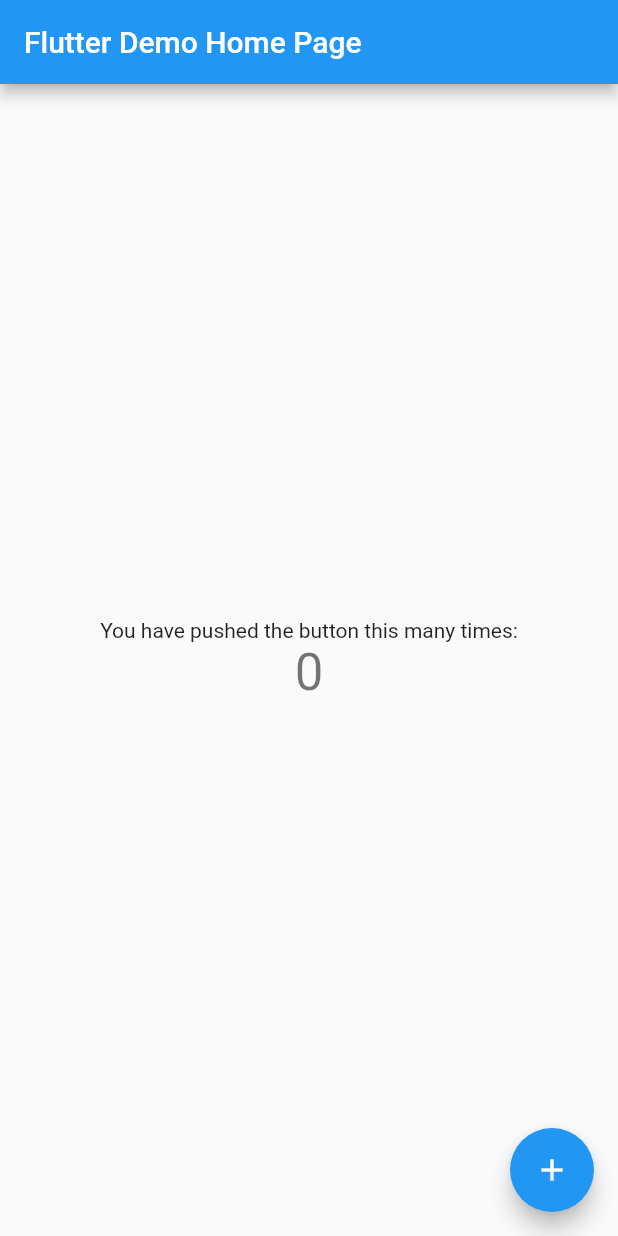
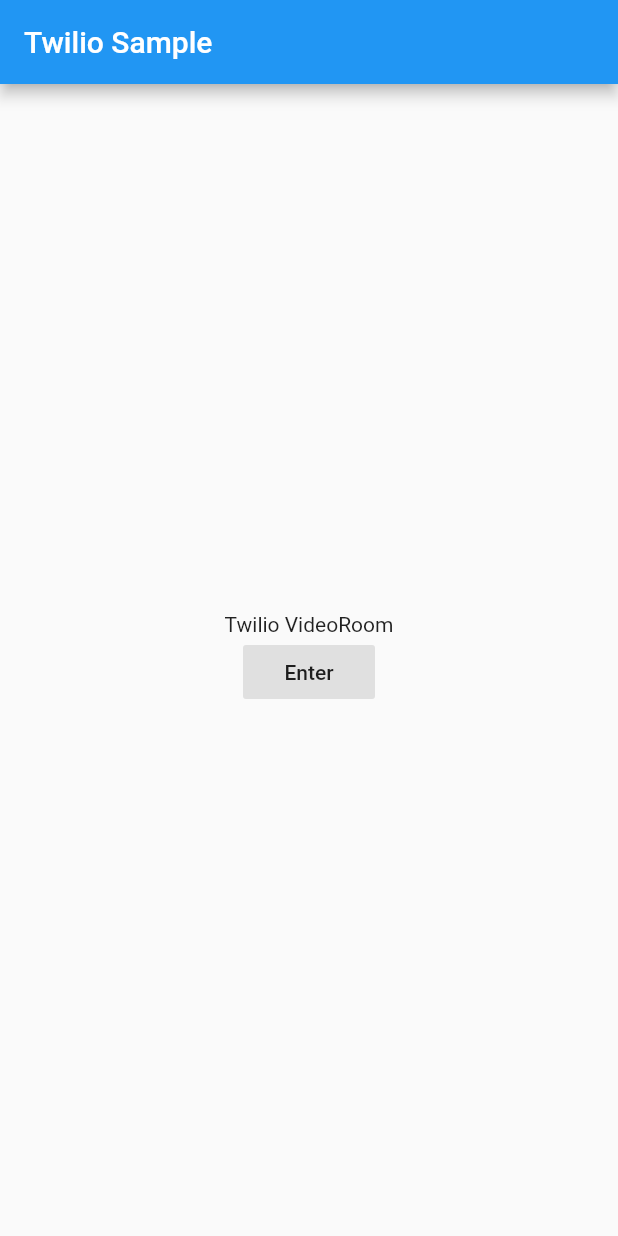
Before and after one commit to yukitaka13-1110/flutter-twilio-programmable-video-sample, a Flutter app: the screen it shows after launch, on a phone screen of 412 x 824 dp. Run offline on Flutter 3.47's test engine with Material 2 defaults, Android fonts, the phone set to English and light mode, and no system bars; our stand-ins replace flutter_riverpod, freezed_annotation, state_notifier; missing offline and left inert: twilio_programmable_video; generated files the repository leaves out were written again.

Commit message:
[add] Implement twilio

```diff
--- a/lib/main.dart
+++ b/lib/main.dart
@@ -1,113 +1,13 @@
 import 'package:flutter/material.dart';
+import 'package:flutter_riverpod/all.dart';
+import 'package:twilioSample/pages/entry_page.dart';
 
 void main() {
-  runApp(MyApp());
+  runApp(
+    ProviderScope(
+      child: MaterialApp(
+        home: EntryPage(),
+      ),
+    ),
+  );
 }
-
-class MyApp extends StatelessWidget {
-  // This widget is the root of your application.
-  @override
-  Widget build(BuildContext context) {
-    return MaterialApp(
-      title: 'Flutter Demo',
-      theme: ThemeData(
-        // This is the theme of your application.
-        //
-        // Try running your application with "flutter run". You'll see the
-        // application has a blue toolbar. Then, without quitting the app, try
-        // changing the primarySwatch below to Colors.green and then invoke
-        // "hot reload" (press "r" in the console where you ran "flutter run",
-        // or simply save your changes to "hot reload" in a Flutter IDE).
-        // Notice that the counter didn't reset back to zero; the application
-        // is not restarted.
-        primarySwatch: Colors.blue,
-      ),
-      home: MyHomePage(title: 'Flutter Demo Home Page'),
-    );
-  }
-}
-
-class MyHomePage extends StatefulWidget {
-  MyHomePage({Key key, this.title}) : super(key: key);
-
-  // This widget is the home page of your application. It is stateful, meaning
-  // that it has a State object (defined below) that contains fields that affect
-  // how it looks.
-
-  // This class is the configuration for the state. It holds the values (in this
-  // case the title) provided by the parent (in this case the App widget) and
-  // used by the build method of the State. Fields in a Widget subclass are
-  // always marked "final".
-
-  final String title;
-
-  @override
-  _MyHomePageState createState() => _MyHomePageState();
-}
-
-class _MyHomePageState extends State<MyHomePage> {
-  int _counter = 0;
-
-  void _incrementCounter() {
-    setState(() {
-      // This call to setState tells the Flutter framework that something has
-      // changed in this State, which causes it to rerun the build method below
-      // so that the display can reflect the updated values. If we changed
-      // _counter without calling setState(), then the build method would not be
-      // called again, and so nothing would appear to happen.
-      _counter++;
-    });
-  }
-
-  @override
-  Widget build(BuildContext context) {
-    // This method is rerun every time setState is called, for instance as done
-    // by the _incrementCounter method above.
-    //
-    // The Flutter framework has been optimized to make rerunning build methods
-    // fast, so that you can just rebuild anything that needs updating rather
-    // than having to individually change instances of widgets.
-    return Scaffold(
-      appBar: AppBar(
-        // Here we take the value from the MyHomePage object that was created by
-        // the App.build method, and use it to set our appbar title.
-        title: Text(widget.title),
-      ),
-      body: Center(
-        // Center is a layout widget. It takes a single child and positions it
-        // in the middle of the parent.
-        child: Column(
-          // Column is also a layout widget. It takes a list of children and
-          // arranges them vertically. By default, it sizes itself to fit its
-          // children horizontally, and tries to be as tall as its parent.
-          //
-          // Invoke "debug painting" (press "p" in the console, choose the
-          // "Toggle Debug Paint" action from the Flutter Inspector in Android
-          // Studio, or the "Toggle Debug Paint" command in Visual Studio Code)
-          // to see the wireframe for each widget.
-          //
-          // Column has various properties to control how it sizes itself and
-          // how it positions its children. Here we use mainAxisAlignment to
-          // center the children vertically; the main axis here is the vertical
-          // axis because Columns are vertical (the cross axis would be
-          // horizontal).
-          mainAxisAlignment: MainAxisAlignment.center,
-          children: <Widget>[
-            Text(
-              'You have pushed the button this many times:',
-            ),
-            Text(
-              '$_counter',
-              style: Theme.of(context).textTheme.headline4,
-            ),
-          ],
-        ),
-      ),
-      floatingActionButton: FloatingActionButton(
-        onPressed: _incrementCounter,
-        tooltip: 'Increment',
-        child: Icon(Icons.add),
-      ), // This trailing comma makes auto-formatting nicer for build methods.
-    );
-  }
-}
--- /dev/null
+++ b/lib/models/controllers/controllers.dart
@@ -0,0 +1,2 @@
+export 'web_rtc/webrtc_controller.dart';
+export 'web_rtc/webrtc_state.dart';
--- /dev/null
+++ b/lib/models/entities/entities.dart
@@ -0,0 +1 @@
+export 'webrtc.dart';
--- /dev/null
+++ b/lib/models/models.dart
@@ -0,0 +1,2 @@
+export 'controllers/controllers.dart';
+export 'entities/entities.dart';
--- /dev/null
+++ b/lib/pages/entry_page.dart
@@ -0,0 +1,38 @@
+import 'package:flutter/material.dart';
+import 'package:twilioSample/pages/webrtc_room_page.dart';
+
+class EntryPage extends StatelessWidget {
+  @override
+  Widget build(BuildContext context) {
+    return MaterialApp(
+      home: Scaffold(
+        appBar: AppBar(
+          title: const Text('Twilio Sample'),
+        ),
+        body: Center(
+          child: Column(
+            mainAxisAlignment: MainAxisAlignment.center,
+            children: <Widget>[
+              const Text(
+                'Twilio VideoRoom',
+              ),
+              FlatButton(
+                onPressed: () {
+                  Navigator.of(context)?.push<MaterialPageRoute>(
+                    MaterialPageRoute(
+                      builder: (context) {
+                        return const WebRtcRoomPage();
+                      },
+                    ),
+                  );
+                },
+                color: Theme.of(context).buttonColor,
+                child: const Text('Enter'),
+              ),
+            ],
+          ),
+        ), // This trailing comma makes auto-formatting nicer for build methods.
+      ),
+    );
+  }
+}
--- /dev/null
+++ b/lib/states/state_providers.dart
@@ -0,0 +1,6 @@
+import 'package:flutter_riverpod/flutter_riverpod.dart';
+import 'package:twilioSample/models/models.dart';
+
+final webRtcController = StateNotifierProvider.autoDispose(
+  (_) => WebRtcController(),
+);
--- /dev/null
+++ b/lib/utils/constants.dart
@@ -0,0 +1,4 @@
+class Constants {
+  // TODO(anyone): Replace with your endpoint
+  static const twilioTokenEndpoint = '';
+}
```
Also changed, not shown: analysis_options.yaml (added, +9 -0 lines), lib/models/controllers/web_rtc/webrtc_controller.dart (added, +134 -0 lines), lib/models/controllers/web_rtc/webrtc_state.dart (added, +14 -0 lines), lib/models/entities/webrtc.dart (added, +9 -0 lines), lib/pages/webrtc_room_page.dart (added, +53 -0 lines), lib/models/controllers/web_rtc/webrtc_state.freezed.dart (added), 3 other files.
